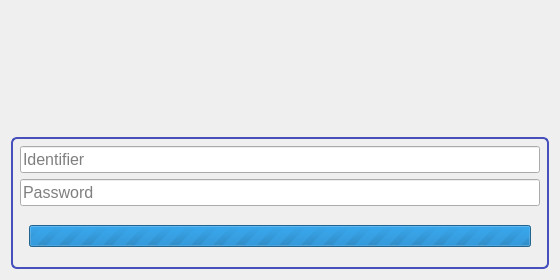
Before: the Qt Designer form src/lib/authentication/logindialog.ui in commander15/Widgetry, drawn with Qt 5.
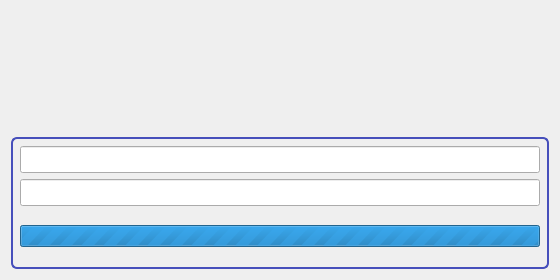
After: the same form once the commit is applied. The open tabs and pages were chosen to show the change. Icons and pictures are not drawn. Custom widgets are drawn as their Qt base class.

What changed in the file:
```diff
--- a/src/lib/authentication/logindialog.ui
+++ b/src/lib/authentication/logindialog.ui
@@ -97,15 +97,6 @@
           <pointsize>12</pointsize>
          </font>
         </property>
-        <property name="maxLength">
-         <number>30</number>
-        </property>
-        <property name="placeholderText">
-         <string>Identifier</string>
-        </property>
-        <property name="clearButtonEnabled">
-         <bool>true</bool>
-        </property>
        </widget>
       </item>
       <item>
@@ -115,15 +106,6 @@
           <pointsize>12</pointsize>
          </font>
         </property>
-        <property name="maxLength">
-         <number>20</number>
-        </property>
-        <property name="echoMode">
-         <enum>QLineEdit::EchoMode::Password</enum>
-        </property>
-        <property name="placeholderText">
-         <string>Password</string>
-        </property>
        </widget>
       </item>
       <item>
@@ -185,6 +167,18 @@
         </widget>
         <widget class="QWidget" name="page">
          <layout class="QHBoxLayout" name="horizontalLayout_3">
+          <property name="leftMargin">
+           <number>0</number>
+          </property>
+          <property name="topMargin">
+           <number>0</number>
+          </property>
+          <property name="rightMargin">
+           <number>0</number>
+          </property>
+          <property name="bottomMargin">
+           <number>0</number>
+          </property>
           <item>
            <widget class="QProgressBar" name="progressBar">
             <property name="maximum">
@@ -265,9 +259,19 @@
    </property>
   </action>
  </widget>
- <resources>
-  <include location="../resources/widgetry_resources.qrc"/>
- </resources>
+ <customwidgets>
+  <customwidget>
+   <class>LoginEdit</class>
+   <extends>QLineEdit</extends>
+   <header location="global">Widgetry/loginedit.h</header>
+  </customwidget>
+  <customwidget>
+   <class>PasswordEdit</class>
+   <extends>QLineEdit</extends>
+   <header location="global">Widgetry/passwordedit.h</header>
+  </customwidget>
+ </customwidgets>
+ <resources/>
  <connections>
   <connection>
    <sender>identifierInput</sender>
```
Left out of the diff: 54 changed lines with no effect on the pictures.
